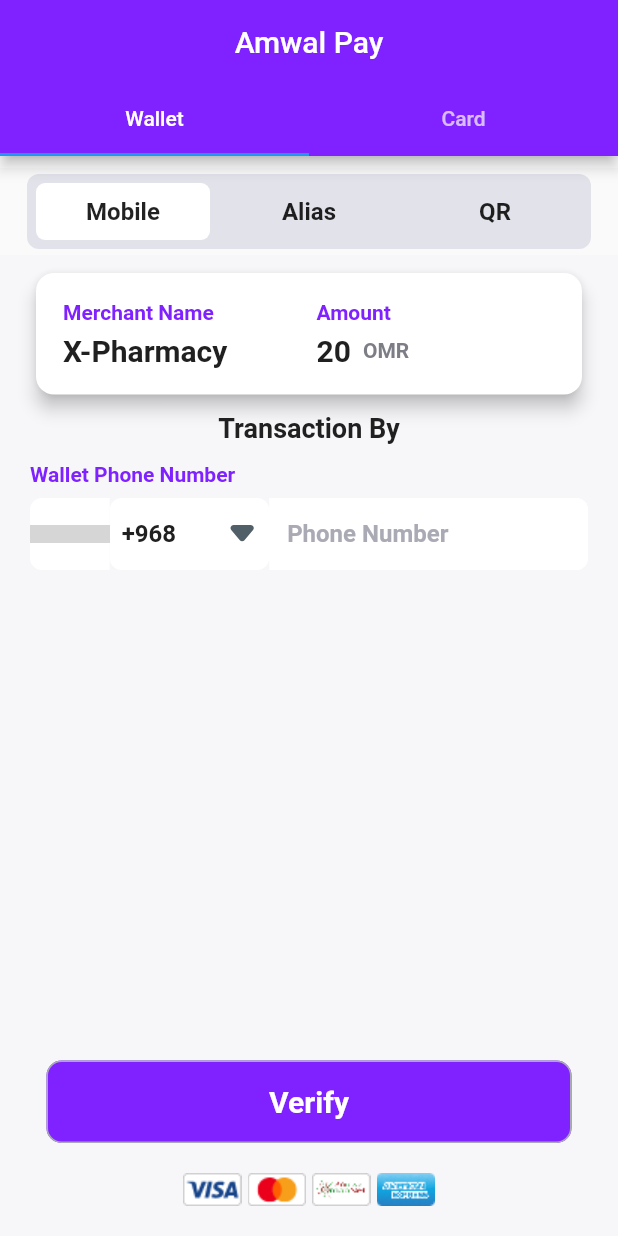
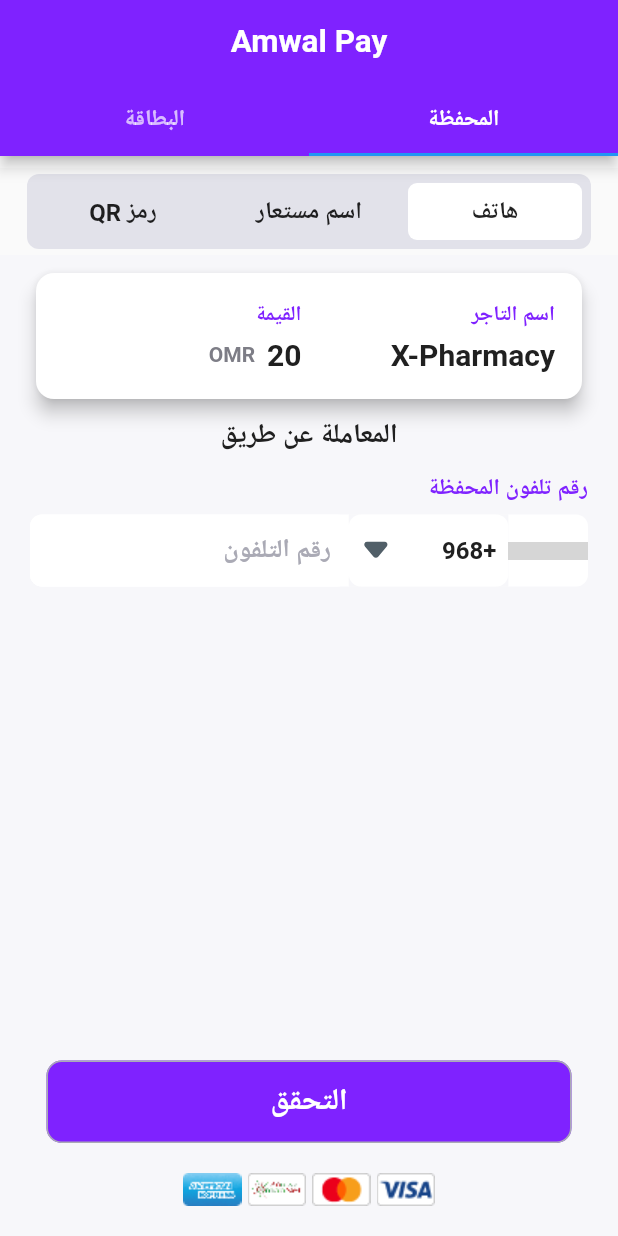
Before and after one commit to amwal-pay/amwal_pay_sdk, a Flutter app: the screen it shows after launch, on a phone screen of 412 x 824 dp. Run offline on Flutter 3.47's test engine with Material 2 defaults, Android fonts, the phone set to English and light mode, and no system bars; drawn by our look-alikes of auto_size_text, flutter_form_builder; our stand-ins replace circular_countdown_timer, currency_text_input_formatter, dio, flutter_bloc, flutter_dash, flutter_svg and 9 more; missing offline and left inert: clickable_list_wheel_view; network calls fail; grey boxes are pictures that could not be loaded.

Commit message:
- fixing native sdk 80%

```diff
--- a/assets/lang/ar.json
+++ b/assets/lang/ar.json
@@ -15,7 +15,7 @@
   "total_sales": "إجمالي المبيعات",
   "transactions": "المعاملات",
   "available_balance": "الرصيد المتاح",
-  "card_label": "الكارت",
+  "card_label": "البطاقة",
   "wallet_label": "المحفظة",
   "sale_by_card_label": "البيع بواسطة البطاقة",
   "sale_by_wallet_label": "البيع بواسطة المحفظة",
@@ -56,8 +56,8 @@
   "copy_btn": "نسخ",
   "share_btn": "شارك",
   "merchant_name_label": "اسم التاجر",
-  "card_number_label":"رقم الكارت",
-  "card_name_label":"اسم الكارت",
+  "card_number_label":"رقم البطاقة",
+  "card_name_label":"اسم البطاقة",
   "email_label":"البريد الألكتروني",
   "expiry_date":"تاريخ الانتهاء",
   "mm_date":"شهر",
@@ -135,5 +135,6 @@
   "redirect_url": "رابط إعادة التوجيه",
   "redirect_url_hint": "Https://",
   "number_of_usage": "عدد مرات الاستخدام",
-  "card": "كارد"
+  "card": "البطاقة",
+  "otp_verification": "OTP Verification"
 }
--- a/assets/lang/en.json
+++ b/assets/lang/en.json
@@ -124,6 +124,6 @@
   "notification_method":"Notification Method",
   "sms": "SMS",
   "email": "Email",
-  "card": "Card"
-
+  "card": "Card",
+  "otp_verification": "OTP Verification"
 }
--- a/lib/amwal_sdk_settings/amwal_sdk_settings.dart
+++ b/lib/amwal_sdk_settings/amwal_sdk_settings.dart
@@ -8,7 +8,6 @@ abstract class IAmwalSdkSettings {
   final List<String> terminalIds;
   final String? transactionRefNo;
   final Locale locale;
-  final bool is3DS;
   final bool isMocked;
   final String amount;
   final String currency;
@@ -27,8 +26,7 @@ abstract class IAmwalSdkSettings {
     required this.context,
     required this.merchantName,
     required this.currencyId,
-    this.locale = const Locale('en'),
-    this.is3DS = false,
+    this.locale = const Locale('ar'),
     this.isMocked = false,
   });
 }
@@ -45,7 +43,6 @@ class AmwalInAppSdkSettings extends IAmwalSdkSettings {
     required super.merchantName,
     required super.currencyId,
     super.locale,
-    super.is3DS,
     super.isMocked,
   }) : super(requestSourceId: '6');
 }
@@ -64,7 +61,6 @@ class AmwalSdkSettings extends IAmwalSdkSettings {
     super.context,
     super.locale,
     super.isMocked,
-    super.is3DS,
   }) : super(
           requestSourceId: '7',
           terminalIds: [terminalId],
@@ -77,7 +73,6 @@ class AmwalSdkSettings extends IAmwalSdkSettings {
       terminalId: terminalId,
       context: context ?? this.context,
       locale: locale,
-      is3DS: is3DS,
       isMocked: isMocked,
       currency: currency,
       amount: amount,
--- a/lib/core/ui/transactiondialog/transaction_status_dialog.dart
+++ b/lib/core/ui/transactiondialog/transaction_status_dialog.dart
@@ -5,7 +5,6 @@ import 'package:amwal_pay_sdk/core/ui/transactiondialog/transaction.dart';
 import 'package:amwal_pay_sdk/core/ui/transactiondialog/transaction_detail_widget.dart';
 import 'package:amwal_pay_sdk/core/ui/transactiondialog/transaction_details_settings.dart';
 import 'package:amwal_pay_sdk/core/ui/transactiondialog/transaction_dialog_action_buttons.dart';
-import 'package:amwal_pay_sdk/localization/app_localizations_delegate.dart';
 import 'package:amwal_pay_sdk/localization/locale_utils.dart';
 import 'package:flutter/material.dart';
 import 'package:flutter_dash/flutter_dash.dart';
@@ -40,10 +39,7 @@ class _TransactionStatusDialogState extends State<TransactionStatusDialog> {
   }
 
   void extractDueAmount() {
-    final dueAmountKey = 'due_amount'.translate(
-      context,
-      globalTranslator: settings.globalTranslator,
-    );
+    final dueAmountKey = 'due_amount'.translateDueAmount(settings.locale);
     final containsDueAmount = settings.details!.containsKey(dueAmountKey);
     dialogDetails = settings.details!;
     if (containsDueAmount) {
@@ -127,7 +123,7 @@ class _TransactionStatusDialogState extends State<TransactionStatusDialog> {
                     locale: settings.locale,
                     child: Image.asset(
                       AppAssets.divCircleLeft,
-                      package: 'amwal_pay_sdk',
+                      // package: 'amwal_pay_sdk',
                       color: greyColor,
                     ),
                   ),
@@ -144,7 +140,7 @@ class _TransactionStatusDialogState extends State<TransactionStatusDialog> {
                     locale: settings.locale,
                     child: Image.asset(
                       AppAssets.divCircleRight,
-                      package: 'amwal_pay_sdk',
+                      // package: 'amwal_pay_sdk',
                       color: greyColor,
                     ),
                   ),
@@ -233,12 +229,12 @@ extension TransactionX on TransactionStatus {
     if (this == TransactionStatus.success) {
       return SvgPicture.asset(
         AppAssets.successIcon,
-        package: 'amwal_pay_sdk',
+        // package: 'amwal_pay_sdk',
       );
     } else {
       return SvgPicture.asset(
         AppAssets.errorIcon,
-        package: 'amwal_pay_sdk',
+        // package: 'amwal_pay_sdk',
       );
     }
   }
--- a/lib/main.dart
+++ b/lib/main.dart
@@ -63,7 +63,7 @@ class _MyAppState extends State<MyApp> {
       localizationsDelegates: AppLocalizationsSetup.localizationsDelegates,
       supportedLocales: AppLocalizationsSetup.supportedLocales,
       debugShowCheckedModeBanner: false,
-      locale: const Locale('en'),
+      locale: const Locale('ar'),
       navigatorObservers: [
         AmwalSdkNavigator.amwalNavigatorObserver,
       ],
@@ -80,7 +80,6 @@ class _MyAppState extends State<MyApp> {
                 currencyId: _settings.currencyId,
                 terminalId: _settings.terminalId,
                 locale: _settings.locale,
-                is3DS: _settings.is3DS,
               ),
             )
           : const Center(
--- a/lib/presentation/sdk_arguments.dart
+++ b/lib/presentation/sdk_arguments.dart
@@ -2,7 +2,6 @@ import 'package:flutter/material.dart';
 
 class AmwalSdkArguments {
   final Locale locale;
-  final bool is3DS;
   final String amount;
   final String terminalId;
   final String currency;
@@ -12,7 +11,6 @@ class AmwalSdkArguments {
 
   const AmwalSdkArguments({
     this.locale = const Locale('en'),
-    this.is3DS = false,
     required this.amount,
     required this.terminalId,
     required this.currency,
```
Also changed, not shown: lib/features/card/cubit/card_transaction_manager.dart (+19 -25 lines), lib/features/receipt/receipt_handler.dart (+3 -7 lines), lib/localization/locale_utils.dart (+12 -1 lines).
